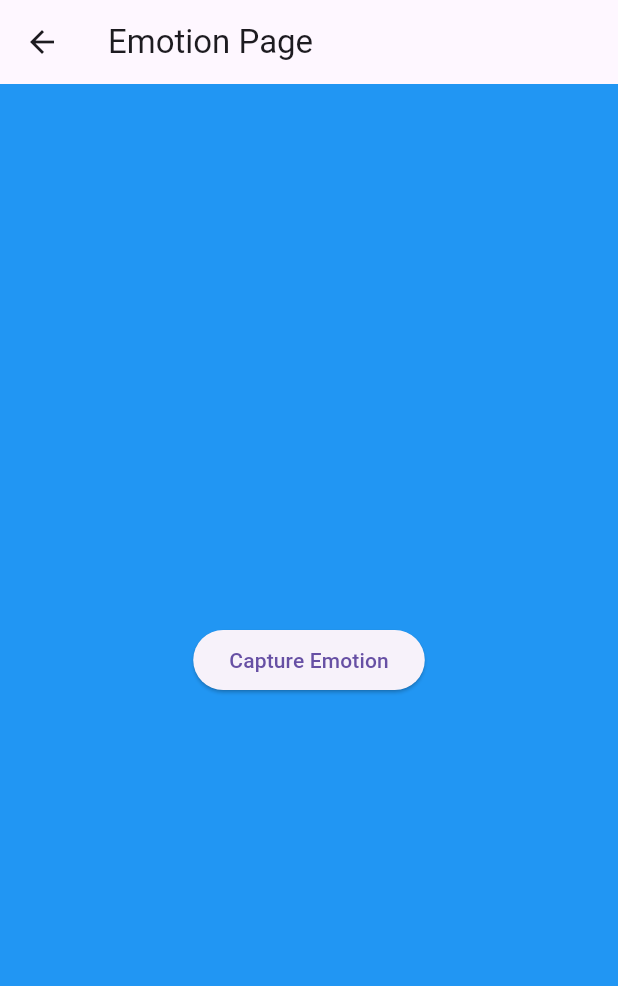
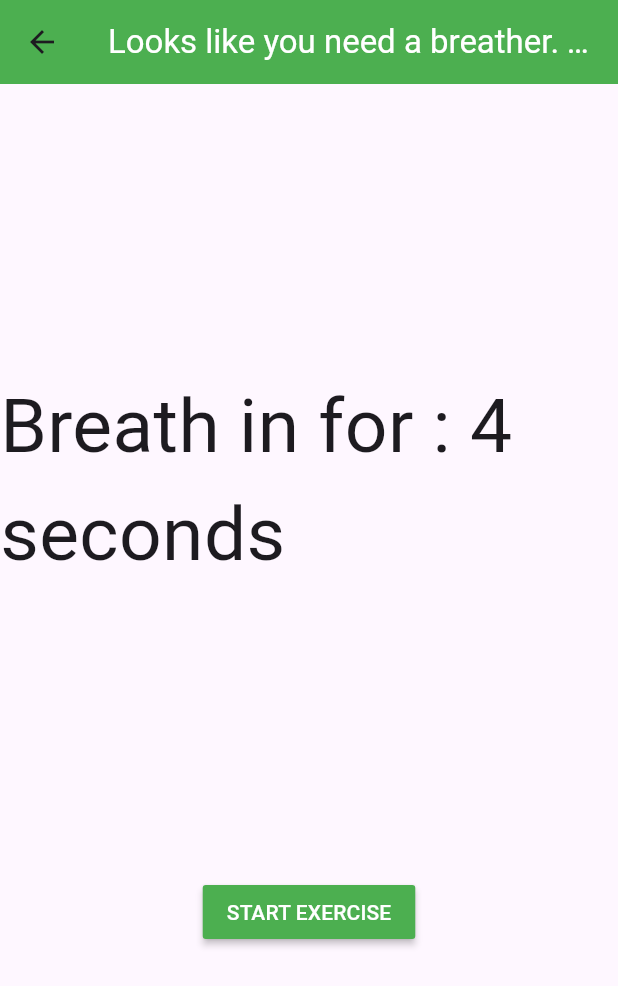
Before and after one commit to BoiPlex/HealthScan, a Flutter app: the AnxiousPage screen opened directly, on a phone screen of 412 x 824 dp. Shown: the top 986 px of the screen. Run offline on Flutter 3.47's test engine with Material 3 defaults, Android fonts, the light colour scheme and no system bars; our stand-ins replace camera.

Commit message:
Edits to Anxious Page
Added breathing function

```diff
--- a/health-scanner/lib/emotion_pages/anxious_page.dart
+++ b/health-scanner/lib/emotion_pages/anxious_page.dart
@@ -1,70 +1,86 @@
+import 'dart:async';
+
 import 'package:flutter/material.dart';
-import 'package:camera/camera.dart';
 
-class AnxiousPage extends StatelessWidget {
-  AnxiousPage({super.key});
+bool timeOn = false;
 
+class AnxiousPage extends StatefulWidget {
   @override
-  Widget build(BuildContext context) {
-    return Scaffold(
-        backgroundColor: Colors.blue,
-        appBar: AppBar(
-          title: Text('Emotion Page'),
-          elevation: 0,
-        ),
-        body: Center(
-          child: Column(
-            mainAxisAlignment: MainAxisAlignment.center,
-            children: <Widget>[
-
-              ElevatedButton(
-                onPressed: () {
-                  Navigator.push(
-                  context,
-                  MaterialPageRoute(builder: (context) => AnxiousLinksPage())
-                  );
-                },
-                child: Text('Capture Emotion'),
-              ),
-            ],
-          ),
-        ));
-  }
+  _AnxiousPageState createState() => _AnxiousPageState();
 }
 
-class AnxiousLinksPage extends StatelessWidget {
-  const AnxiousLinksPage({Key? key}) : super(key: key);
+class _AnxiousPageState extends State<AnxiousPage> {
+  int time = 4;
+  String pre_string = "Breath in for : ";
+  void _startCountDown1() {
+    if(!timeOn) {
+timeOn = true;
+    pre_string = "Breath in for : ";
+    setState((){
+      time = 4;
+    });
+    Timer.periodic(Duration(seconds: 1),(timer){
+      setState((){
+        if(time > 0) {
+            time--;
+        } else {
+          timer.cancel();
+          pre_string = "Hold your breath for: ";
+          time = 5;
+          Timer.periodic(Duration(seconds: 1),(timer2){
+            setState((){
+              if(time > 0) {
+                time--;
+              } else {
+                timer2.cancel();
+                pre_string = "Exhale for: ";
+                time = 6;
+                Timer.periodic(Duration(seconds: 1),(timer3){
+                  setState(() {
+                    if(time > 0) {
+                      time--;
+                    } else {
+                      timeOn = false;
+                      timer3.cancel();
+                    }
+                  });
+                });
+              }
+            });
+          });
+        }
+      });
+    });
+    }
+
+  }
+
 
   @override
   Widget build(BuildContext context) {
     return Scaffold(
       appBar: AppBar(
-        title: Text('Anxious Links'),
+        title: Text('Looks like you need a breather. Try this exercise.', style: TextStyle(color: Colors.white),),
+        elevation: 0,
+        backgroundColor: Colors.green,
+        centerTitle: true,
       ),
-      body: ListView(
-        children: <Widget>[
-          ListTile(
-            title: Text('Link 1'),
-            onTap: () {
-              // Link 1
-              _launchURL('https://example.com/link1');
-            },
-          ),
-          ListTile(
-            title: Text('Link 2'),
-            onTap: () {
-              // Link 2
-              _launchURL('https://example.com/link2');
-            },
-          ),
-        ],
-      ),
+      body: Center(
+        child: Column(
+          mainAxisAlignment: MainAxisAlignment.spaceEvenly,
+          children: [
+            Text(pre_string + time.toString() + " seconds", style: TextStyle(fontSize: 50),),
+            MaterialButton(
+              onPressed: _startCountDown1,
+              child: Text(
+                'START EXERCISE',
+                style: TextStyle(color: Colors.white)
+              ),
+              color: Colors.green
+            ),
+          ],
+        )
+      )
     );
   }
-
-  // Function to launch URL
-  void _launchURL(String url) {
-    // Add logic to launch the URL
-    print('Launching URL: $url');
-  }
 }
```
